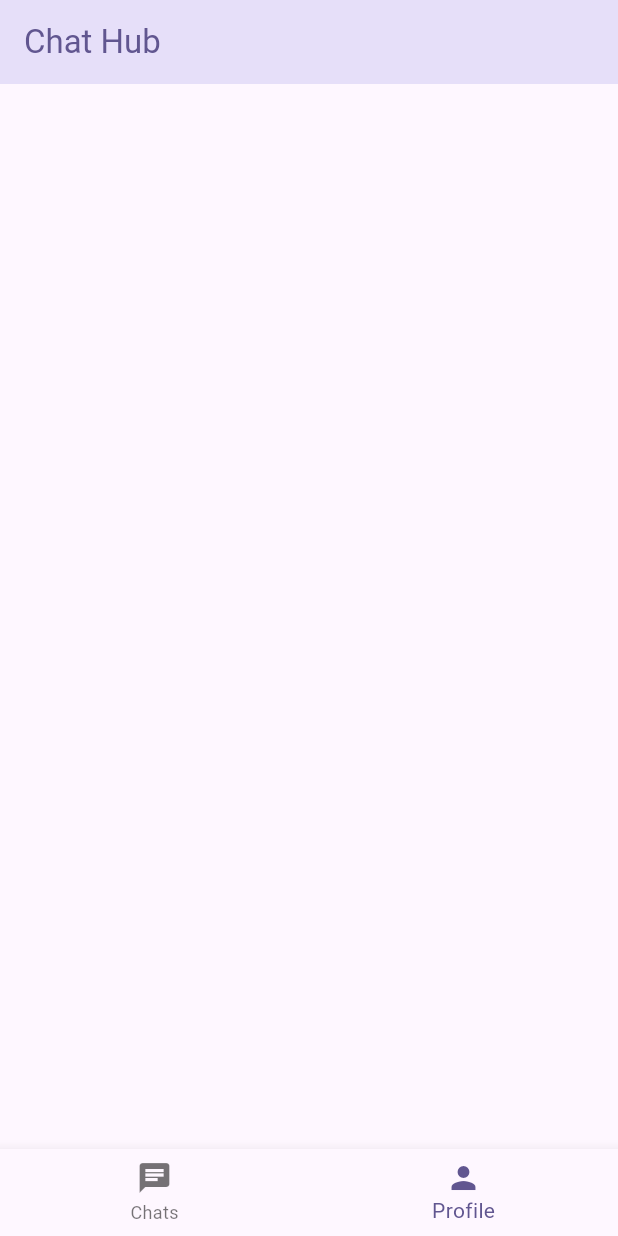
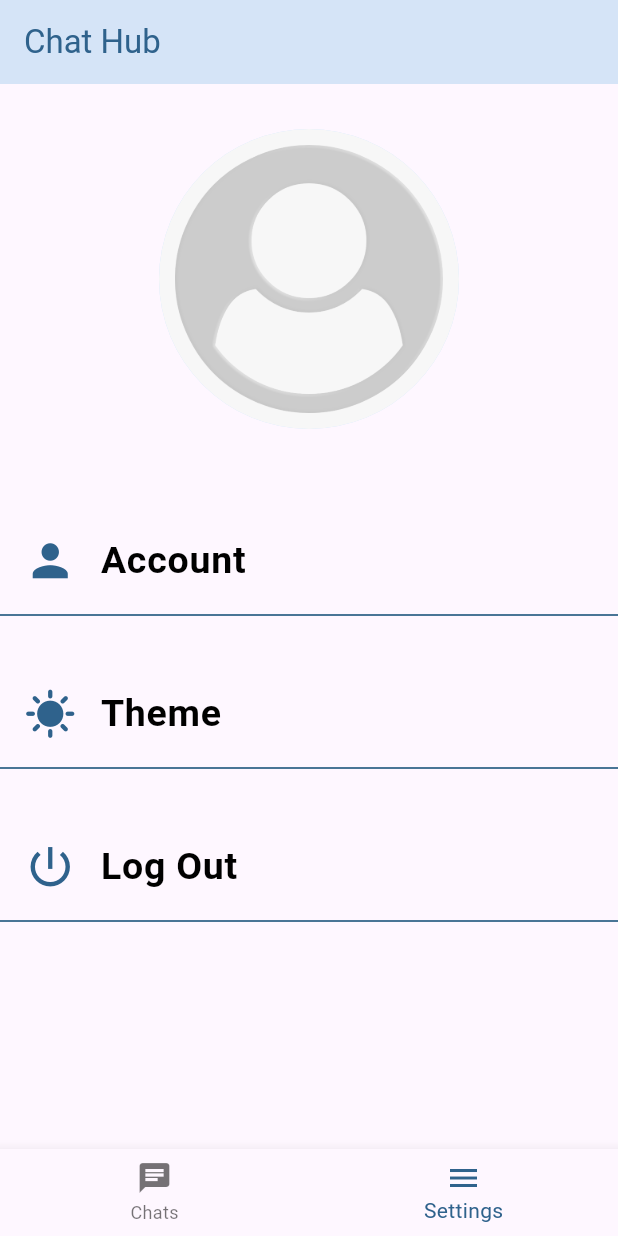
Before and after one commit to PrajwalSugandhi/ChatApp, a Flutter app: the screen it shows once a user with an empty profile is signed in, item 2 of the bottom bar chosen, on a phone screen of 412 x 824 dp. Run offline on Flutter 3.47's test engine with Material 3 defaults, Android fonts, the phone set to English and light mode, and no system bars; our stand-ins replace cloud_firestore, emoji_picker_flutter, firebase_auth, firebase_core, firebase_messaging, firebase_storage and 2 more; accounts and stored records are empty; network calls fail.

Commit message:
Settings and Profile Page Added

```diff
--- a/lib/main.dart
+++ b/lib/main.dart
@@ -26,7 +26,8 @@ class App extends StatelessWidget {
         title: 'FlutterChat',
         theme: ThemeData().copyWith(
           colorScheme: ColorScheme.fromSeed(
-              seedColor: const Color.fromARGB(255, 63, 17, 177)),
+              // seedColor: const Color.fromARGB(255, 63, 17, 177)),
+              seedColor: const Color.fromARGB(255, 17, 100, 154)),
         ),
         home: StreamBuilder(
           stream: FirebaseAuth.instance.authStateChanges(),
--- a/lib/screens/home_screen.dart
+++ b/lib/screens/home_screen.dart
@@ -1,6 +1,6 @@
 import 'package:chatapp/screens/chatroom.dart';
 import 'package:chatapp/screens/chats.dart';
-import 'package:chatapp/screens/profile_screen.dart';
+import 'package:chatapp/screens/settings_screen.dart';
 import 'package:flutter/material.dart';
 
 class HomeScreen extends StatefulWidget {
@@ -24,7 +24,7 @@ class _HomeScreenState extends State<HomeScreen> {
       _activepage = ChatScreen();
     }
     else if(index == 1){
-      _activepage = ProfileScreen();
+      _activepage = SettingsScreen();
     }
   }
 
@@ -42,7 +42,7 @@ class _HomeScreenState extends State<HomeScreen> {
         currentIndex: _selectedPageIndex,
         items: [
           BottomNavigationBarItem(icon: Icon(Icons.chat), label: 'Chats'),
-          BottomNavigationBarItem(icon: Icon(Icons.person), label: 'Profile'),
+          BottomNavigationBarItem(icon: Icon(Icons.menu), label: 'Settings'),
         ],
       ),
     );
--- a/lib/screens/profile_screen.dart
+++ /dev/null
@@ -1,15 +0,0 @@
-import 'package:flutter/material.dart';
-
-class ProfileScreen extends StatefulWidget {
-  const ProfileScreen({super.key});
-
-  @override
-  State<ProfileScreen> createState() => _ProfileScreenState();
-}
-
-class _ProfileScreenState extends State<ProfileScreen> {
-  @override
-  Widget build(BuildContext context) {
-    return Scaffold();
-  }
-}
--- /dev/null
+++ b/lib/screens/settings_screen.dart
@@ -0,0 +1,94 @@
+import 'package:chatapp/screens/account_screen.dart';
+import 'package:chatapp/widgets/settings_tile.dart';
+import 'package:firebase_auth/firebase_auth.dart';
+import 'package:firebase_storage/firebase_storage.dart';
+import 'package:flutter/material.dart';
+
+class SettingsScreen extends StatefulWidget {
+  const SettingsScreen({super.key});
+
+  @override
+  State<SettingsScreen> createState() => _SettingsScreenState();
+}
+
+class _SettingsScreenState extends State<SettingsScreen> {
+  final userid = FirebaseAuth.instance.currentUser!.uid;
+  var image;
+
+  void getImageURL() async {
+    final storageref = FirebaseStorage.instance
+        .ref()
+        .child('user_images')
+        .child('$userid.jpg');
+    final String imageurl = await storageref.getDownloadURL();
+    setState(() {
+      image = imageurl;
+    });
+  }
+
+  @override
+  void initState() {
+    // TODO: implement initState
+    super.initState();
+    getImageURL();
+  }
+
+  @override
+  Widget build(BuildContext context) {
+    // final String image = getImageURL();
+    return Scaffold(
+        body: Padding(
+      padding: const EdgeInsets.only(top: 30),
+      child: Column(
+        crossAxisAlignment: CrossAxisAlignment.center,
+        children: [
+          CircleAvatar(
+            backgroundImage: image == null
+                ? AssetImage('assets/images/userloading.png')
+                : NetworkImage(image) as ImageProvider,
+            radius: 100,
+          ),
+          SizedBox(
+            height: 60,
+          ),
+          SettingsTile(
+            title: 'Account',
+            iconName: Icons.person,
+            onTap: () {
+              Navigator.of(context).push(MaterialPageRoute(builder: (context) => AccountScreen()));
+            },
+          ),
+          Divider(
+            color: Theme.of(context).colorScheme.onPrimaryContainer,
+          ),
+          SizedBox(
+            height: 30,
+          ),
+          SettingsTile(
+            title: 'Theme',
+            iconName: Icons.sunny,
+            onTap: () {
+              // Navigator.of(context).push(MaterialPageRoute(builder: (context) => ));
+            },
+          ),
+          Divider(
+            color: Theme.of(context).colorScheme.onPrimaryContainer,
+          ),
+          SizedBox(
+            height: 30,
+          ),
+          SettingsTile(
+            title: 'Log Out',
+            iconName: Icons.power_settings_new_outlined,
+            onTap: () {
+              FirebaseAuth.instance.signOut();
+            },
+          ),
+          Divider(
+            color: Theme.of(context).colorScheme.onPrimaryContainer,
+          )
+        ],
+      ),
+    ));
+  }
+}
--- /dev/null
+++ b/lib/widgets/settings_tile.dart
@@ -0,0 +1,33 @@
+import 'package:flutter/material.dart';
+
+class SettingsTile extends StatelessWidget {
+  SettingsTile(
+      {super.key,
+      required this.title,
+      required this.iconName,
+      required this.onTap});
+  final String title;
+  final IconData iconName;
+  final Function() onTap;
+
+  @override
+  Widget build(BuildContext context) {
+    return ListTile(
+      leading: Icon(
+        iconName,
+        color: Theme.of(context).colorScheme.primary,
+        size: 35,
+      ),
+      title: Text(
+        title,
+        style: TextStyle(
+          // color: Theme.of(context).colorScheme.secondary,
+          color: Colors.black,
+          fontWeight: FontWeight.bold,
+          fontSize: 25,
+        ),
+      ),
+      onTap: onTap,
+    );
+  }
+}
```
Also changed, not shown: lib/screens/account_screen.dart (added, +77 -0 lines), lib/screens/chatroom.dart (+1 -25 lines), lib/widgets/message_bubble.dart (+11 -54 lines), lib/widgets/user_details.dart (added, +30 -0 lines), assets/images/userloading.png (added).
